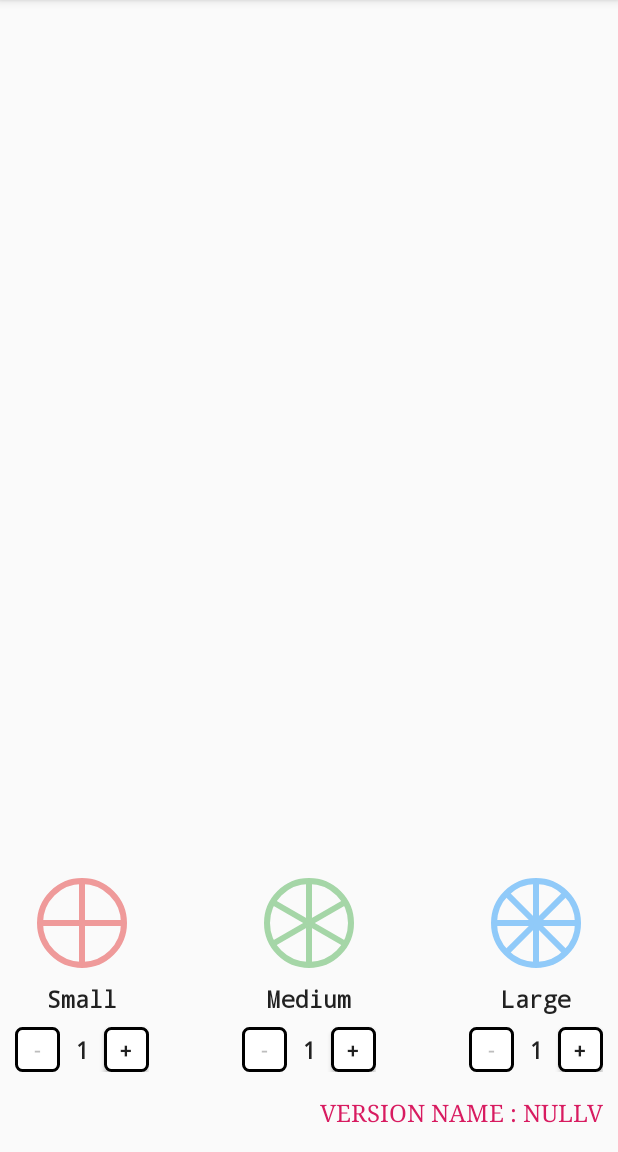
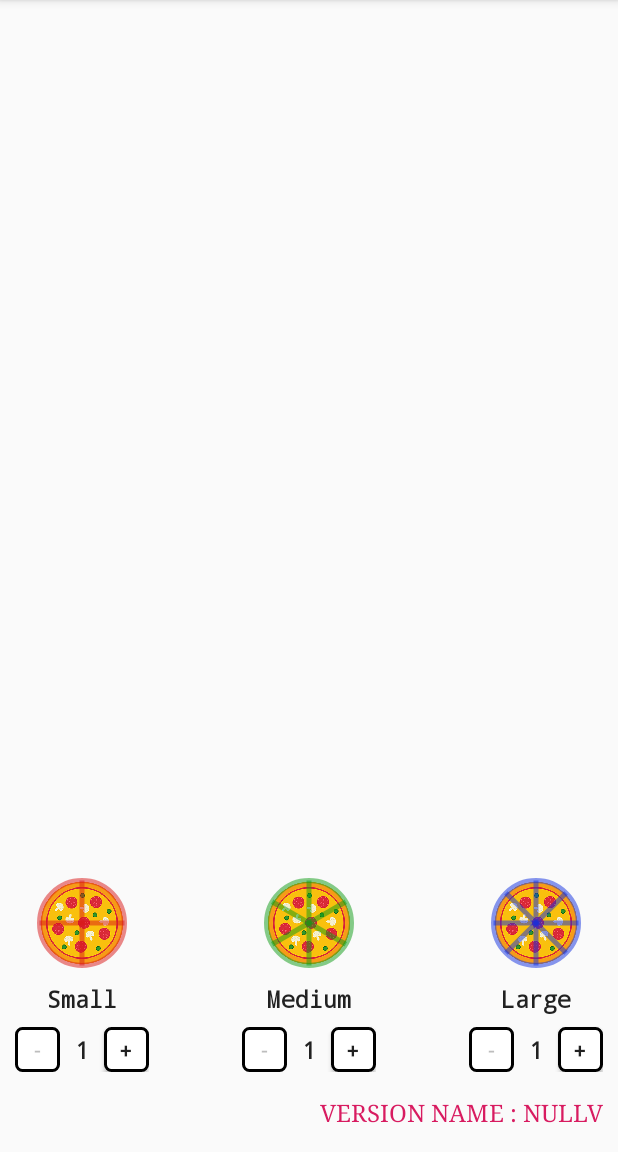
Before and after one commit to ahmedadeltito/CustomViewsAndAnimations, an Android app: the screen it shows after launch (MainActivity), on a phone screen of 412 x 824 dp, the part 84-1236 px from its top. Run offline under Robolectric (Android 15) with nearby library versions, the phone set to English and light mode, and no system bars.

Commit message:
Enhance the PizzaView to render a pepperoni pizza as a bitmap to give more cool behaviour.

```diff
--- a/app/src/main/java/com/egdroid/customviewsandanimations/widget/PizzaView.kt
+++ b/app/src/main/java/com/egdroid/customviewsandanimations/widget/PizzaView.kt
@@ -1,9 +1,7 @@
 package com.egdroid.customviewsandanimations.widget
 
 import android.content.Context
-import android.graphics.Canvas
-import android.graphics.Color
-import android.graphics.Paint
+import android.graphics.*
 import android.util.AttributeSet
 import android.view.View
 import com.egdroid.customviewsandanimations.PizzaSize
@@ -22,6 +20,7 @@ import kotlin.math.min
 class PizzaView : View {
 
     private lateinit var paint: Paint
+    private lateinit var pepperoniPizzaBitmap: Bitmap
 
     private var numOfSlices = 4
     private var color = Color.BLACK
@@ -69,6 +68,11 @@ class PizzaView : View {
         paint.style = Paint.Style.STROKE
         paint.strokeWidth = strokeWidth.toFloat()
         paint.color = color
+
+        pepperoniPizzaBitmap = BitmapFactory.decodeResource(resources, R.drawable.pepperoni_pizza)
+        post {
+            pepperoniPizzaBitmap = Bitmap.createScaledBitmap(pepperoniPizzaBitmap, width, height, false)
+        }
     }
 
     override fun onDraw(canvas: Canvas) {
@@ -80,6 +84,8 @@ class PizzaView : View {
 
         val diameter = min(width, height) - paint.strokeWidth
         val radius = diameter / 2
+
+        canvas.drawBitmap(pepperoniPizzaBitmap, 0F, 0F, null)
 
         canvas.drawCircle(cx, cy, radius, paint)
         drawPizzaCuts(canvas, cx, cy, radius)
--- a/app/src/main/res/layout/num_of_pizzas_view.xml
+++ b/app/src/main/res/layout/num_of_pizzas_view.xml
@@ -13,7 +13,7 @@
             app:layout_constraintStart_toStartOf="parent"
             app:layout_constraintEnd_toEndOf="parent"
             app:color="@color/red"
-            app:stroke_width="4dp"
+            app:stroke_width="3dp"
             app:num_slices="4"/>
 
     <TextView
--- a/app/src/main/res/values/colors.xml
+++ b/app/src/main/res/values/colors.xml
@@ -4,9 +4,10 @@
     <color name="colorPrimaryDark">#00574B</color>
     <color name="colorAccent">#D81B60</color>
 
-    <color name="red">#EF9A9A</color>
-    <color name="green">#A5D6A7</color>
-    <color name="blue">#90CAF9</color>
+    <color name="red">#80DA1717</color>
+    <color name="green">#800E9B14</color>
+    <color name="blue">#801331DF</color>
+
     <color name="black">#000000</color>
     <color name="white">#FFFFFF</color>
 
```
Also changed, not shown: app/src/main/res/drawable-nodpi/pepperoni_pizza.png (added).
